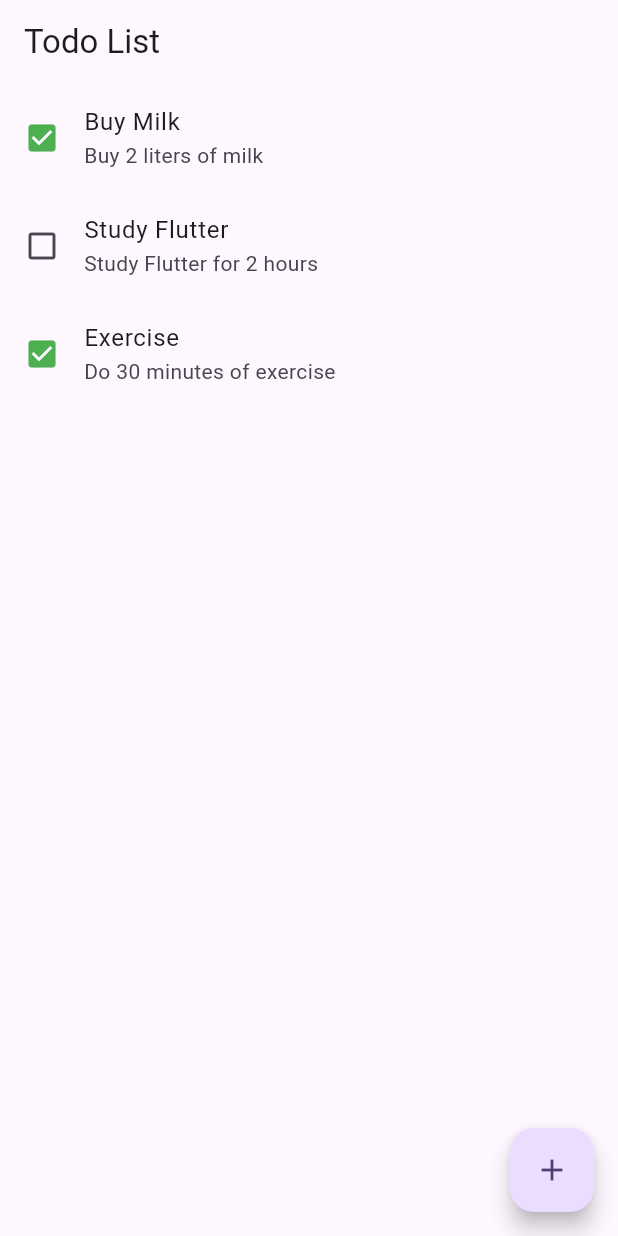
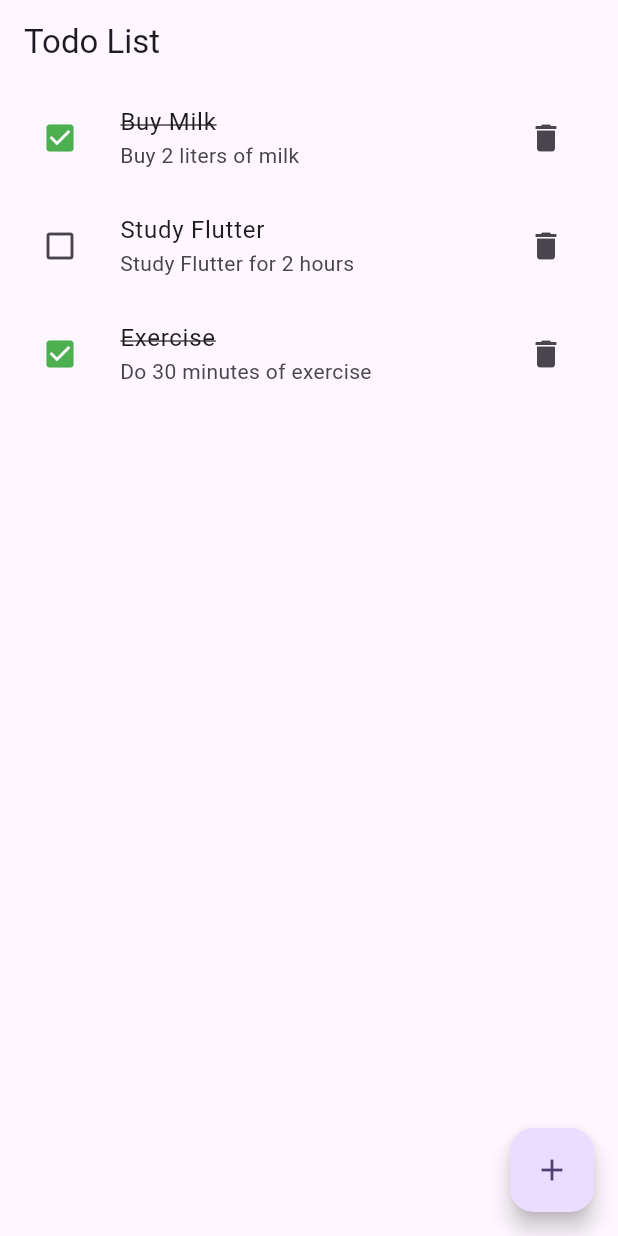
Before and after one commit to Paribeshlamsal/Flutter_new, a Flutter app: the screen it shows after launch, on a phone screen of 412 x 824 dp. Run offline on Flutter 3.47's test engine with Material 3 defaults, Android fonts, the phone set to English and light mode, and no system bars.

Commit message:
Adding todos

```diff
--- a/lib/firstscreen.dart
+++ b/lib/firstscreen.dart
@@ -43,7 +43,7 @@ class _FirstScreenState extends State<FirstScreen> {
               children: [
                 TextField(
                   controller: _titleController,
-                  decoration: const InputDecoration(labelText: 'Title'),
+                  decoration: const InputDecoration(labelText: 'What to do ?'),
                 ),
                 TextField(
                   controller: _descriptionController,
@@ -54,7 +54,7 @@ class _FirstScreenState extends State<FirstScreen> {
             actions: [
               TextButton(
                 onPressed: () {
-                  Navigator.of(context).pop(); // Close the box
+                  Navigator.of(context).pop(); // Close dialog
                 },
                 child: const Text('Cancel'),
               ),
@@ -76,10 +76,10 @@ class _FirstScreenState extends State<FirstScreen> {
 
                     _titleController.clear();
                     _descriptionController.clear();
-                    Navigator.of(context).pop(); // Close the box after adding
+                    Navigator.of(context).pop(); // Close dialog
                   }
                 },
-                child: const Text('Add'),
+                child: const Text('Add Todo'),
               ),
             ],
           ),
@@ -95,14 +95,35 @@ class _FirstScreenState extends State<FirstScreen> {
         itemBuilder: (context, index) {
           final todo = todos[index];
           return ListTile(
-            leading: Icon(
-              todo.isCompleted
-                  ? Icons.check_box
-                  : Icons.check_box_outline_blank,
-              color: todo.isCompleted ? Colors.green : null,
+            leading: IconButton(
+              icon: Icon(
+                todo.isCompleted
+                    ? Icons.check_box
+                    : Icons.check_box_outline_blank,
+                color: todo.isCompleted ? Colors.green : null,
+              ),
+              onPressed: () {
+                setState(() {
+                  todo.isCompleted = !todo.isCompleted;
+                });
+              },
             ),
-            title: Text(todo.title),
+            title: Text(
+              todo.title,
+              style: TextStyle(
+                decoration:
+                    todo.isCompleted ? TextDecoration.lineThrough : null,
+              ),
+            ),
             subtitle: Text(todo.description ?? ''),
+            trailing: IconButton(
+              icon: const Icon(Icons.delete),
+              onPressed: () {
+                setState(() {
+                  todos.removeAt(index);
+                });
+              },
+            ),
           );
         },
       ),
--- a/lib/model/todo.dart
+++ b/lib/model/todo.dart
@@ -1,7 +1,7 @@
 class Todo {
   final String id;
   final String title;
-  final bool isCompleted;
+  bool isCompleted;
   final String description;
 
   Todo({
```
